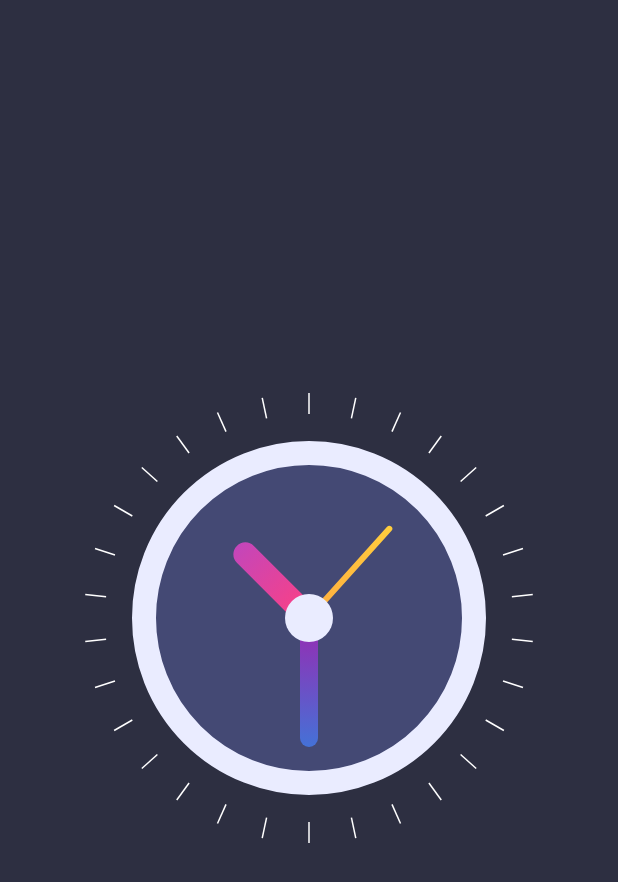
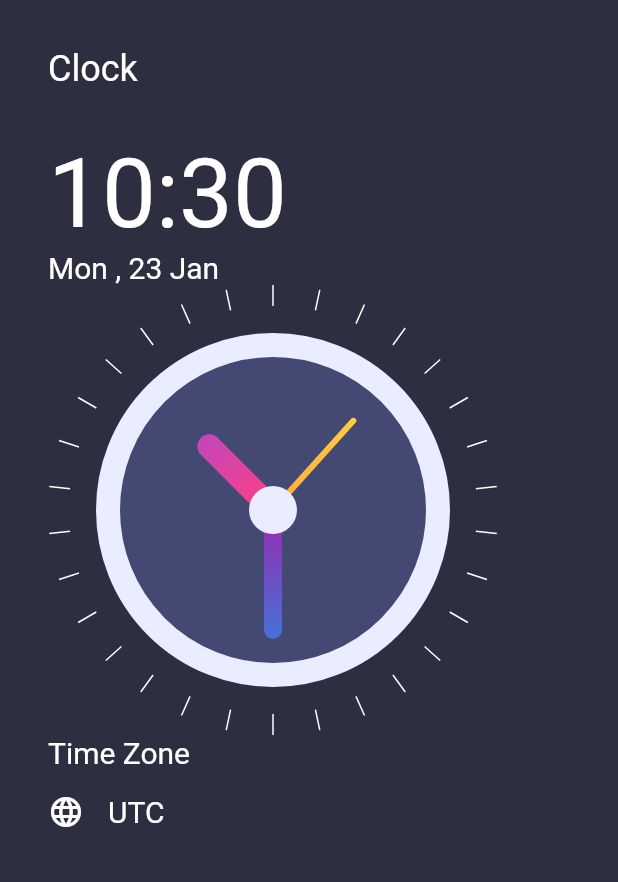
Before and after one commit to TharushaRuwantha/wakemy, a Flutter app: the screen it shows after launch, on a phone screen of 412 x 824 dp. Shown: the top 882 px of the screen. Run offline on Flutter 3.47's test engine with Material 2 defaults, Android fonts, the light colour scheme and no system bars.

Commit message:
date and time added

```diff
--- a/lib/homepage.dart
+++ b/lib/homepage.dart
@@ -1,4 +1,5 @@
 import 'package:flutter/material.dart';
+import 'package:intl/intl.dart';
 import 'package:wakemy/clock_view.dart';
 
 class HomePage extends StatefulWidget {
@@ -11,11 +12,61 @@ class HomePage extends StatefulWidget {
 class _HomePageState extends State<HomePage> {
   @override
   Widget build(BuildContext context) {
+    var now = DateTime.now();
+    var formatedTime = DateFormat('HH:mm').format(now);
+    var formatedDate = DateFormat('EEE , d MMM').format(now);
+    var timezoneString = now.timeZoneOffset.toString().split('.').first;
+    //var offsetSign
+    //TODO 3.28 seconds
+    //m
+    //e
+    //t
+    //h
+    //a
+    // n
+    // a
     return  Scaffold(
+      backgroundColor: Color(0xFF2DF41),
       body: Container(
+        padding: EdgeInsets.all(32),
         alignment: Alignment.center,
        color: Color(0xFF2D2F41),
-        child: ClockView(),
+        child: Column(
+          crossAxisAlignment: CrossAxisAlignment.start,
+          children:<Widget> [
+            Text('Clock',style: TextStyle(
+              color: Colors.white,
+              fontSize: 24,
+            ),),
+            SizedBox(height:  32,),
+            Text(formatedTime,style: TextStyle(
+              color: Colors.white,
+              fontSize: 64,
+            ),),
+            Text(formatedDate,style: TextStyle(
+              color: Colors.white,
+              fontSize: 20,
+            ),),
+            ClockView(),
+            Text('Time Zone',style: TextStyle(
+              color: Colors.white,
+              fontSize: 20,
+            ),),
+            SizedBox(height: 16,),
+            Row(
+              children:<Widget> [
+                Icon(Icons.language , color: Colors.white,),
+                SizedBox(width: 16,),
+                Text('UTC',style: TextStyle(
+                  color: Colors.white,
+                  fontSize: 20,
+                ),),
+              ],
+
+
+            )
+          ],
+        ),
       ),
     );
   }
--- a/pubspec.yaml
+++ b/pubspec.yaml
@@ -36,6 +36,7 @@ dependencies:
   # The following adds the Cupertino Icons font to your application.
   # Use with the CupertinoIcons class for iOS style icons.
   cupertino_icons: ^1.0.2
+  intl: ^0.18.0
 
 dev_dependencies:
   flutter_test:
```
Also changed, not shown: pubspec.lock.
